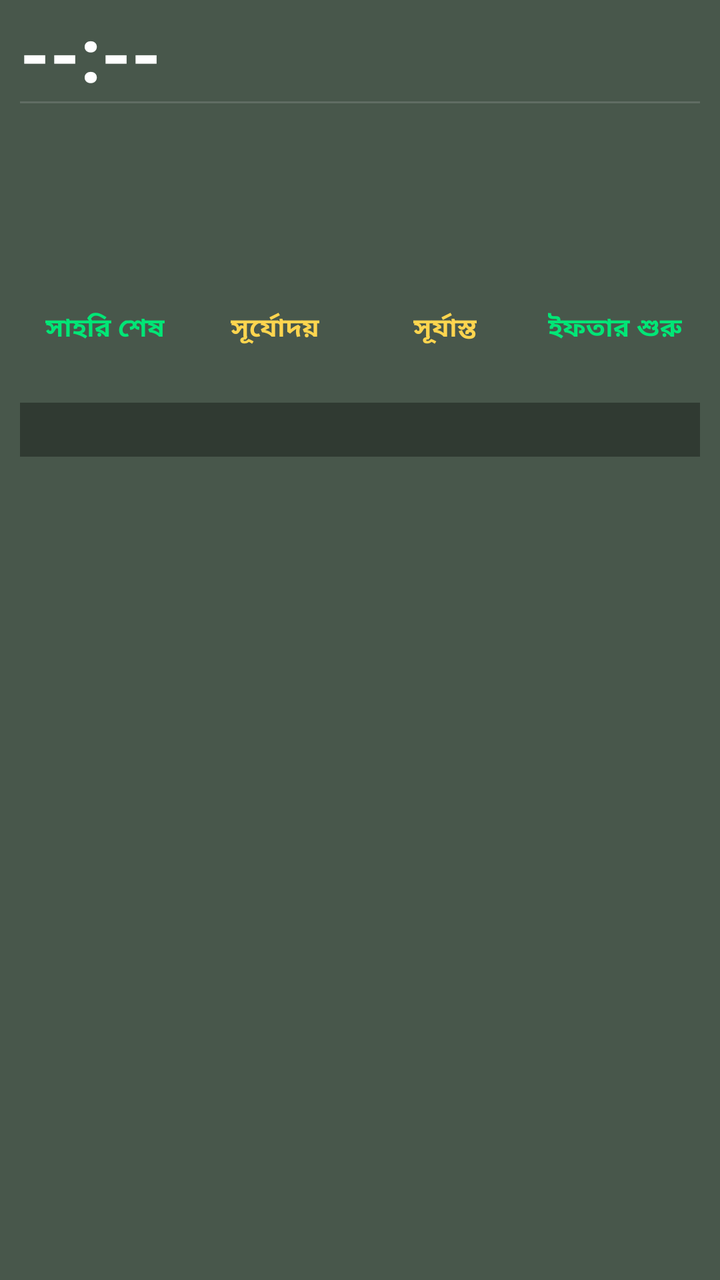
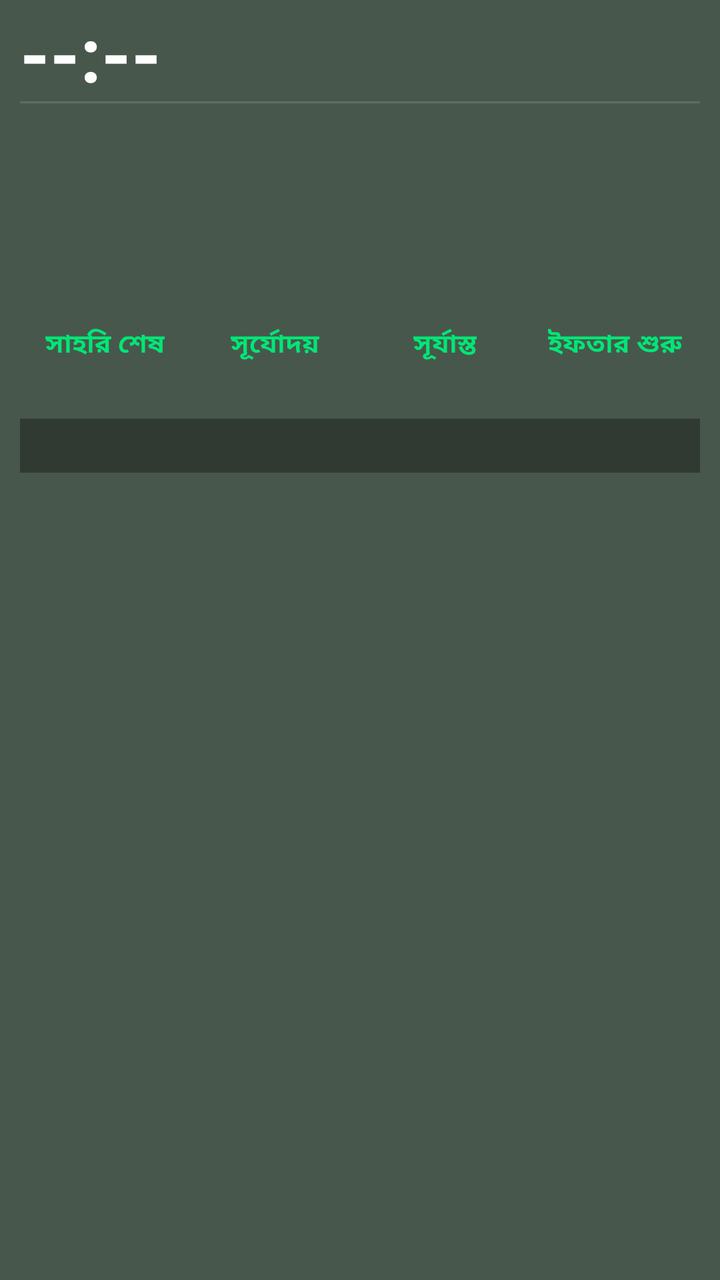

An Android layout rendered at two revisions. The XML below is the earlier revision; the diff shows what the commit changed to produce the second picture.
<!-- AndroidManifest.xml: fallback theme Theme.MaterialComponents.DayNight.NoActionBar -->
<!-- res/layout/prayer_widget_layout.xml -->
<?xml version="1.0" encoding="utf-8"?>
<LinearLayout xmlns:android="http://schemas.android.com/apk/res/android"
    android:layout_width="match_parent"
    android:layout_height="match_parent"
    android:orientation="vertical"
    android:background="@drawable/widget_background"
    android:paddingStart="10dp"
    android:paddingEnd="10dp"
    android:paddingTop="6dp"
    android:paddingBottom="8dp">

    
    <LinearLayout
        android:layout_width="match_parent"
        android:layout_height="wrap_content"
        android:orientation="horizontal"
        android:gravity="top">

        <TextView
            android:id="@+id/widget_time"
            android:layout_width="0dp"
            android:layout_height="wrap_content"
            android:layout_weight="1"
            android:text="--:--"
            android:textColor="#FFFFFF"
            android:textSize="38sp"
            android:textStyle="bold"
            android:includeFontPadding="false"
            android:gravity="start|center_vertical" />

        <LinearLayout
            android:layout_width="wrap_content"
            android:layout_height="wrap_content"
            android:orientation="vertical"
            android:gravity="end">

            <TextView
                android:id="@+id/widget_location"
                android:layout_width="wrap_content"
                android:layout_height="wrap_content"
                android:text=""
                android:textColor="#80DEEA"
                android:textSize="14sp"
                android:textStyle="bold"
                android:gravity="end"
                android:singleLine="true"
                android:ellipsize="end"
                android:maxWidth="180dp" />

            <TextView
                android:id="@+id/widget_weather"
                android:layout_width="wrap_content"
                android:layout_height="wrap_content"
                android:layout_marginTop="2dp"
                android:text=""
                android:textColor="#B0BEC5"
                android:textSize="13sp"
                android:textStyle="bold"
                android:gravity="end"
                android:singleLine="true"
                android:ellipsize="end"
                android:maxWidth="180dp" />

        </LinearLayout>

    </LinearLayout>

    
    <TextView
        android:layout_width="match_parent"
        android:layout_height="1dp"
        android:layout_marginTop="0dp"
        android:layout_marginBottom="2dp"
        android:background="#22FFFFFF"
        android:text="" />

    
    <LinearLayout
        android:layout_width="match_parent"
        android:layout_height="wrap_content"
        android:orientation="horizontal">

        
        <LinearLayout
            android:layout_width="0dp"
            android:layout_height="wrap_content"
            android:layout_weight="1"
            android:orientation="vertical">

            <TextView
                android:id="@+id/widget_waqt_name"
                android:layout_width="wrap_content"
                android:layout_height="wrap_content"
                android:text=""
                android:textColor="#FFFFFF"
                android:textSize="20sp"
                android:textStyle="bold" />

            <TextView
                android:id="@+id/widget_waqt_range"
                android:layout_width="wrap_content"
                android:layout_height="wrap_content"
                android:layout_marginTop="2dp"
                android:text=""
                android:textColor="#ECEFF1"
                android:textSize="18sp"
                android:textStyle="bold" />

            <TextView
                android:id="@+id/widget_waqt_remaining"
                android:layout_width="wrap_content"
                android:layout_height="wrap_content"
                android:layout_marginTop="3dp"
                android:text=""
                android:textColor="#FFD54F"
                android:textSize="15sp"
                android:textStyle="bold" />

        </LinearLayout>

        
        <LinearLayout
            android:layout_width="0dp"
            android:layout_height="wrap_content"
            android:layout_weight="1"
            android:orientation="vertical">

            <TextView
                android:id="@+id/widget_day"
                android:layout_width="match_parent"
                android:layout_height="wrap_content"
                android:text=""
                android:textColor="#00E676"
                android:textSize="19sp"
                android:textStyle="bold"
                android:singleLine="true"
                android:ellipsize="end"
                android:gravity="end" />

            <TextView
                android:id="@+id/widget_gregorian"
                android:layout_width="match_parent"
                android:layout_height="wrap_content"
                android:layout_marginTop="2dp"
                android:text=""
                android:textColor="#E0E0E0"
                android:textSize="15sp"
                android:textStyle="bold"
                android:gravity="end" />

            <TextView
                android:id="@+id/widget_hijri"
                android:layout_width="match_parent"
                android:layout_height="wrap_content"
                android:layout_marginTop="2dp"
                android:text=""
                android:textColor="#FFD54F"
                android:textSize="15sp"
                android:textStyle="bold"
                android:gravity="end" />

            <TextView
                android:id="@+id/widget_bangla_date"
                android:layout_width="match_parent"
                android:layout_height="wrap_content"
                android:layout_marginTop="2dp"
                android:text=""
                android:textColor="#80DEEA"
                android:textSize="15sp"
                android:textStyle="bold"
                android:gravity="end" />

        </LinearLayout>
    </LinearLayout>

    
    <LinearLayout
        android:layout_width="match_parent"
        android:layout_height="wrap_content"
        android:layout_marginTop="8dp"
        android:orientation="horizontal">

        <LinearLayout
            android:layout_width="0dp"
            android:layout_height="wrap_content"
            android:layout_weight="1"
            android:orientation="vertical"
            android:gravity="center">

            <TextView
                android:id="@+id/widget_sehri_label"
                android:layout_width="wrap_content"
                android:layout_height="wrap_content"
                android:text="সাহরি শেষ"
                android:textColor="#00E676"
                android:textSize="13sp"
                android:textStyle="bold" />

            <TextView
                android:id="@+id/widget_sehri"
                android:layout_width="wrap_content"
                android:layout_height="wrap_content"
                android:text=""
                android:textColor="#00E676"
                android:textSize="16sp"
                android:textStyle="bold" />

        </LinearLayout>

        <LinearLayout
            android:layout_width="0dp"
            android:layout_height="wrap_content"
            android:layout_weight="1"
            android:orientation="vertical"
            android:gravity="center">

            <TextView
                android:id="@+id/widget_sunrise_label"
                android:layout_width="wrap_content"
                android:layout_height="wrap_content"
                android:text="সূর্যোদয়"
                android:textColor="#FFD54F"
                android:textSize="13sp"
                android:textStyle="bold" />

            <TextView
                android:id="@+id/widget_sunrise"
                android:layout_width="wrap_content"
                android:layout_height="wrap_content"
                android:text=""
                android:textColor="#FFD54F"
                android:textSize="16sp"
                android:textStyle="bold" />

        </LinearLayout>

        <LinearLayout
            android:layout_width="0dp"
            android:layout_height="wrap_content"
            android:layout_weight="1"
            android:orientation="vertical"
            android:gravity="center">

            <TextView
                android:id="@+id/widget_sunset_label"
                android:layout_width="wrap_content"
                android:layout_height="wrap_content"
                android:text="সূর্যাস্ত"
                android:textColor="#FFD54F"
                android:textSize="13sp"
                android:textStyle="bold" />

            <TextView
                android:id="@+id/widget_sunset"
                android:layout_width="wrap_content"
                android:layout_height="wrap_content"
                android:text=""
                android:textColor="#FFD54F"
                android:textSize="16sp"
                android:textStyle="bold" />

        </LinearLayout>

        <LinearLayout
            android:layout_width="0dp"
            android:layout_height="wrap_content"
            android:layout_weight="1"
            android:orientation="vertical"
            android:gravity="center">

            <TextView
                android:id="@+id/widget_iftar_label"
                android:layout_width="wrap_content"
                android:layout_height="wrap_content"
                android:text="ইফতার শুরু"
                android:textColor="#00E676"
                android:textSize="13sp"
                android:textStyle="bold" />

            <TextView
                android:id="@+id/widget_iftar"
                android:layout_width="wrap_content"
                android:layout_height="wrap_content"
                android:text=""
                android:textColor="#00E676"
                android:textSize="16sp"
                android:textStyle="bold" />

        </LinearLayout>

    </LinearLayout>

    
    <TextView
        android:id="@+id/widget_alert"
        android:layout_width="match_parent"
        android:layout_height="wrap_content"
        android:layout_marginTop="6dp"
        android:paddingTop="4dp"
        android:paddingBottom="4dp"
        android:paddingStart="4dp"
        android:paddingEnd="4dp"
        android:background="#55000000"
        android:text=""
        android:textColor="#FFD54F"
        android:textSize="14sp"
        android:textStyle="bold"
        android:gravity="start"
        android:maxLines="10"
        android:ellipsize="end" />

</LinearLayout>
<!-- resources referenced by this layout -->
<resources>
  <!-- drawable widget_background (drawable) -->
  <?xml version="1.0" encoding="utf-8"?>
  <shape xmlns:android="http://schemas.android.com/apk/res/android"
      android:shape="rectangle">
      <solid android:color="#CC1B2E1F" />
  </shape>
</resources>

<!-- the commit's change to res/layout/prayer_widget_layout.xml (unified diff, before → after) -->
@@ -107,13 +107,23 @@
                 android:textStyle="bold" />
 
             <TextView
-                android:id="@+id/widget_waqt_remaining"
+                android:id="@+id/widget_waqt_remaining_label"
                 android:layout_width="wrap_content"
                 android:layout_height="wrap_content"
                 android:layout_marginTop="3dp"
                 android:text=""
-                android:textColor="#FFD54F"
-                android:textSize="15sp"
+                android:textColor="#B0BEC5"
+                android:textSize="14sp"
+                android:textStyle="bold" />
+
+            <TextView
+                android:id="@+id/widget_waqt_remaining_value"
+                android:layout_width="wrap_content"
+                android:layout_height="wrap_content"
+                android:layout_marginTop="1dp"
+                android:text=""
+                android:textColor="#FFFFFF"
+                android:textSize="18sp"
                 android:textStyle="bold" />
 
         </LinearLayout>
@@ -154,7 +164,7 @@
                 android:layout_height="wrap_content"
                 android:layout_marginTop="2dp"
                 android:text=""
-                android:textColor="#FFD54F"
+                android:textColor="#CE93D8"
                 android:textSize="15sp"
                 android:textStyle="bold"
                 android:gravity="end" />
@@ -219,7 +229,7 @@
                 android:layout_width="wrap_content"
                 android:layout_height="wrap_content"
                 android:text="সূর্যোদয়"
-                android:textColor="#FFD54F"
+                android:textColor="#00E676"
                 android:textSize="13sp"
                 android:textStyle="bold" />
 
@@ -228,7 +238,7 @@
                 android:layout_width="wrap_content"
                 android:layout_height="wrap_content"
                 android:text=""
-                android:textColor="#FFD54F"
+                android:textColor="#00E676"
                 android:textSize="16sp"
                 android:textStyle="bold" />
 
@@ -246,7 +256,7 @@
                 android:layout_width="wrap_content"
                 android:layout_height="wrap_content"
                 android:text="সূর্যাস্ত"
-                android:textColor="#FFD54F"
+                android:textColor="#00E676"
                 android:textSize="13sp"
                 android:textStyle="bold" />
 
@@ -255,7 +265,7 @@
                 android:layout_width="wrap_content"
                 android:layout_height="wrap_content"
                 android:text=""
-                android:textColor="#FFD54F"
+                android:textColor="#00E676"
                 android:textSize="16sp"
                 android:textStyle="bold" />
 
